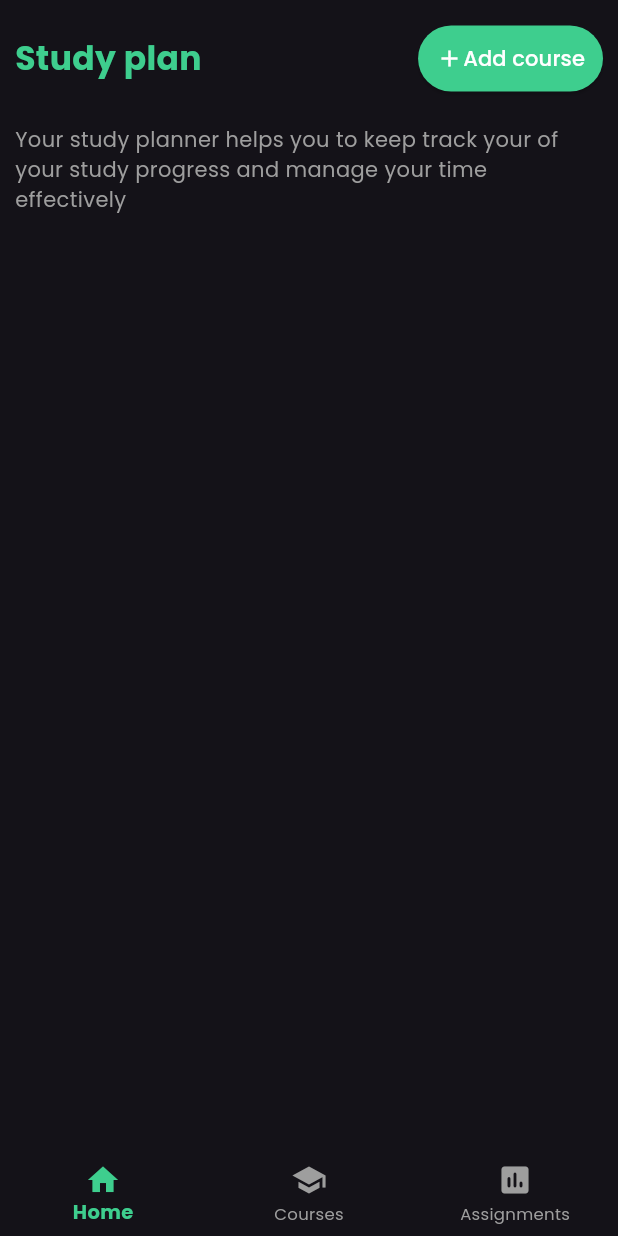
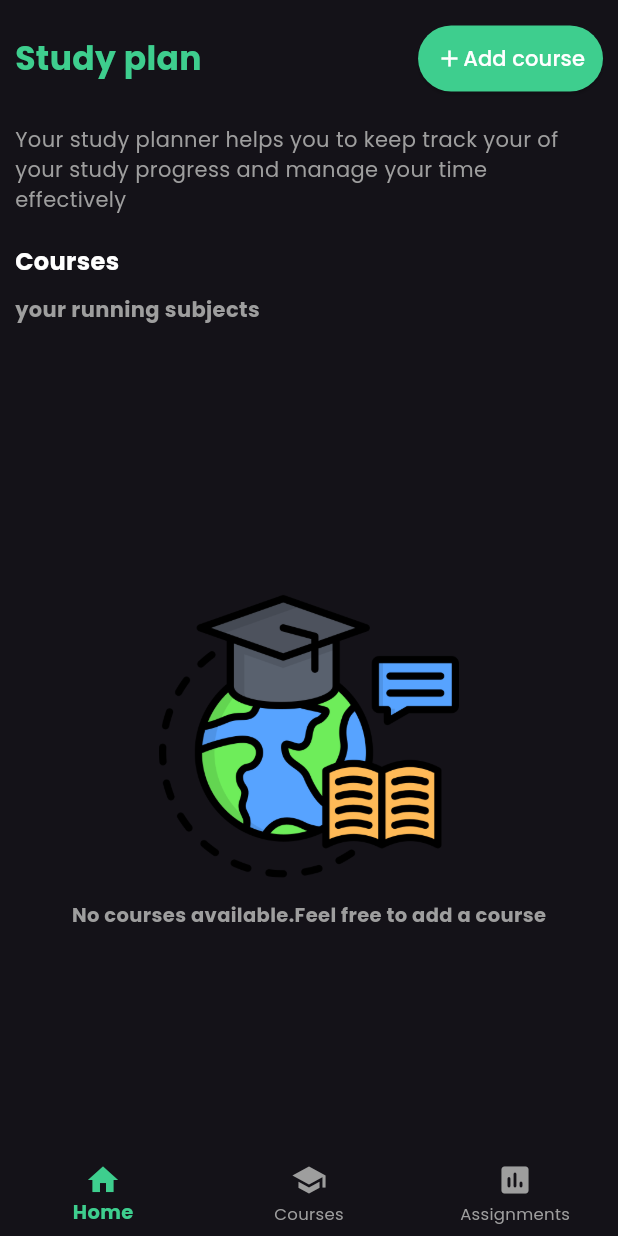
Before and after one commit to pradeepjayathilaka/Study_planner, a Flutter app: the screen it shows after launch, on a phone screen of 412 x 824 dp. Run offline on Flutter 3.47's test engine with Material 3 defaults, Android fonts, the phone set to English and light mode, and no system bars; our stand-ins replace cloud_firestore, firebase_core, go_router, google_fonts; accounts and stored records are empty.

Commit message:
feat: Add Course model and services for Firestore integration
- Implemented Course model with JSON serialization methods.
- Created CourseServices class for Firestore operations including creating new courses and fetching courses as a stream.
- Added utility function to show Snackbar messages in the UI.

```diff
--- a/lib/main.dart
+++ b/lib/main.dart
@@ -22,6 +22,11 @@ class MyApp extends StatelessWidget {
       theme: ThemeData(
         fontFamily: GoogleFonts.poppins().fontFamily,
         brightness: Brightness.dark,
+        snackBarTheme: SnackBarThemeData(
+          backgroundColor: Colors.black,
+          contentTextStyle: TextStyle(color: Colors.white),
+          actionTextColor: Colors.white,
+        ),
       ),
       routerConfig: RouterClass().router, // Pass the GoRouter instance here
     );
--- /dev/null
+++ b/lib/models/course_model.dart
@@ -0,0 +1,40 @@
+class Course {
+  final String id;
+  final String name;
+  final String description;
+  final String duration;
+  final String schedule;
+  final String instructor;
+
+  Course({
+    required this.id,
+    required this.name,
+    required this.description,
+    required this.duration,
+    required this.schedule,
+    required this.instructor,
+  });
+
+  /// Factory constructor to create a Course object from a Json
+  factory Course.fromJson(Map<String, dynamic> map) {
+    return Course(
+      id: map['id'] ?? '',
+      name: map['name'] ?? '',
+      description: map['description'] ?? '',
+      duration: map['duration'] ?? '',
+      schedule: map['schedule'] ?? '',
+      instructor: map['instructor'] ?? '',
+    );
+  }
+  /// Method to convert a Course object to a Json
+  Map<String, dynamic> toJson() {
+    return {
+      'id': id,
+      'name': name,
+      'description': description,
+      'duration': duration,
+      'schedule': schedule,
+      'instructor': instructor,
+    };
+  }
+}
--- a/lib/pages/main_screen/main_page.dart
+++ b/lib/pages/main_screen/main_page.dart
@@ -1,6 +1,8 @@
 import 'package:flutter/material.dart';
 import 'package:go_router/go_router.dart';
 import 'package:study_planner/constants/colors.dart';
+import 'package:study_planner/models/course_model.dart';
+import 'package:study_planner/services/course_services.dart';
 
 class MainPage extends StatelessWidget {
   const MainPage({super.key});
@@ -13,6 +15,7 @@ class MainPage extends StatelessWidget {
           child: Padding(
             padding: const EdgeInsets.symmetric(horizontal: 10, vertical: 15),
             child: Column(
+              crossAxisAlignment: CrossAxisAlignment.start,
               children: [
                 Row(
                   mainAxisAlignment: MainAxisAlignment.spaceBetween,
@@ -50,6 +53,90 @@ class MainPage extends StatelessWidget {
                   "Your study planner helps you to keep track your of your study progress and manage your time effectively",
                   style: TextStyle(color: Colors.grey, fontSize: 14),
                 ),
+                const SizedBox(height: 20),
+                const Text(
+                  "Courses",
+                  style: TextStyle(
+                    color: Colors.white,
+                    fontSize: 16,
+                    fontWeight: FontWeight.bold,
+                  ),
+                ),
+                const SizedBox(height: 10),
+                const Text(
+                  "your running subjects",
+                  style: TextStyle(
+                    color: Colors.grey,
+                    fontSize: 14,
+                    fontWeight: FontWeight.bold,
+                  ),
+                ),
+                const SizedBox(height: 10),
+                StreamBuilder(
+                  stream: CourseServices().courses,
+                  builder: (context, snapshot) {
+                    if (snapshot.connectionState == ConnectionState.waiting) {
+                      return const Center(child: CircularProgressIndicator());
+                    }
+                    if (snapshot.hasError) {
+                      return Center(child: Text("Error ${snapshot.error}"));
+                    }
+                    if (snapshot.data == null || snapshot.data!.isEmpty) {
+                      return Center(
+                        child: Padding(
+                          padding: EdgeInsetsDirectional.symmetric(
+                            vertical: MediaQuery.of(context).size.height / 5,
+                          ),
+                          child: Column(
+                            children: [
+                              Image.asset("assets/course.png", width: 200),
+                              const SizedBox(height: 10),
+                              const Text(
+                                "No courses available.Feel free to add a course",
+                                style: TextStyle(
+                                  color: Colors.grey,
+                                  fontSize: 13,
+                                  fontWeight: FontWeight.bold,
+                                ),
+                              ),
+                            ],
+                          ),
+                        ),
+                      );
+                    } else {
+                      final courses = snapshot.data!;
+                      return ListView.builder(
+                        physics: const NeverScrollableScrollPhysics(),
+                        shrinkWrap: true,
+                        itemCount: courses.length,
+                        itemBuilder: (context, index) {
+                          final course = courses[index];
+                          return Card(
+                            elevation: 0,
+                            color: lightGreen,
+                            margin: const EdgeInsets.symmetric(vertical: 8),
+                            child: ListTile(
+                              title: Text(
+                                course.name,
+                                style: const TextStyle(
+                                  color: Colors.black,
+                                  fontSize: 15,
+                                ),
+                              ),
+                              subtitle: Text(
+                                course.description,
+                                style: const TextStyle(
+                                  color: Colors.black54,
+                                  fontSize: 12,
+                                ),
+                              ),
+                            ),
+                          );
+                        },
+                      );
+                    }
+                  },
+                ),
               ],
             ),
           ),
--- /dev/null
+++ b/lib/services/course_services.dart
@@ -0,0 +1,38 @@
+import 'package:cloud_firestore/cloud_firestore.dart';
+import 'package:firebase_core/firebase_core.dart';
+import 'package:flutter/physics.dart';
+import 'package:study_planner/models/course_model.dart';
+
+class CourseServices {
+  //create the firestore collection refference
+  final CollectionReference courseCollection = FirebaseFirestore.instance
+      .collection("courses");
+
+  //add new course
+  Future<void> createNewCourse(Course course) async {
+    try {
+      //Convert the course object to a map
+      final Map<String, dynamic> data = course.toJson();
+      //add the course to the collection
+      final DocumentReference docRef = await courseCollection.add(data);
+
+      await docRef.update({"id": docRef.id});
+    } catch (Error) {
+      print("Error creating course:$Error");
+    }
+  }
+
+  //get all courses as a stream list of courses
+  Stream<List<Course>> get courses {
+    try {
+      return courseCollection.snapshots().map((snapshot) {
+        return snapshot.docs
+            .map((doc) => Course.fromJson(doc.data() as Map<String, dynamic>))
+            .toList();
+      });
+    } catch (error) {
+      print(error);
+      return Stream.empty();
+    }
+  }
+}
--- a/pubspec.yaml
+++ b/pubspec.yaml
@@ -65,9 +65,8 @@ flutter:
   uses-material-design: true
 
   # To add assets to your application, add an assets section, like this:
-  # assets:
-  #   - images/a_dot_burr.jpeg
-  #   - images/a_dot_ham.jpeg
+  assets:
+    - assets/
 
   # An image asset can refer to one or more resolution-specific "variants", see
   # https://flutter.dev/to/resolution-aware-images
```
Also changed, not shown: lib/pages/add_new_course.dart (+28 -1 lines), lib/utils/util_function.dart (added, +7 -0 lines), assets/course.png (added).
